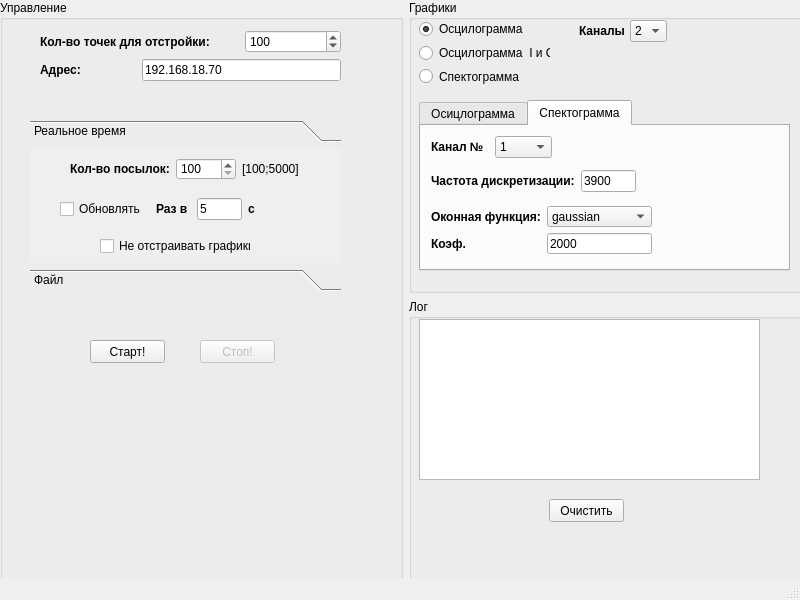
Qt form mw.ui (lolizz00/ETH_IQ) before a commit.
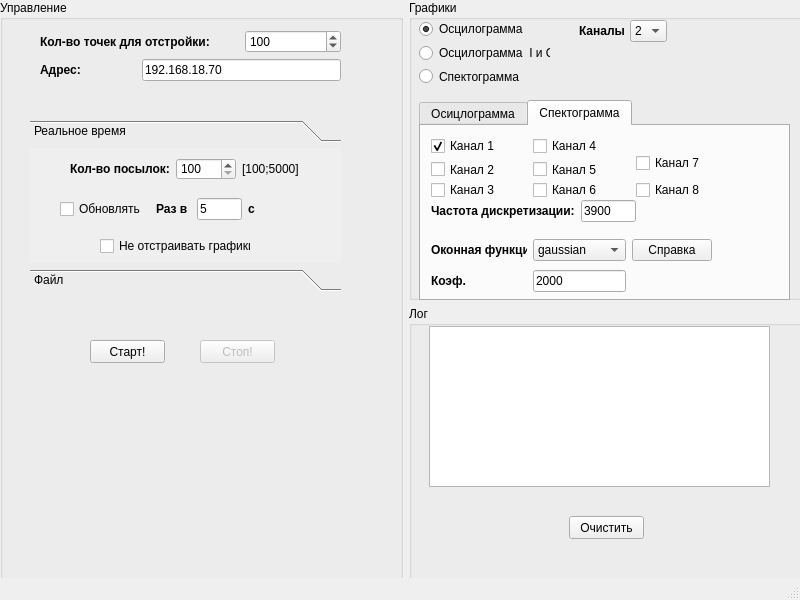
The same form after that commit. The open tabs and pages were chosen to show the change.

Commit message: comment && spec && dll switch

Patch:
```diff
--- a/mw.ui
+++ b/mw.ui
@@ -359,8 +359,8 @@
        <widget class="QPushButton" name="clearLogPushButton">
         <property name="geometry">
          <rect>
-          <x>140</x>
-          <y>200</y>
+          <x>160</x>
+          <y>210</y>
           <width>75</width>
           <height>23</height>
          </rect>
@@ -372,7 +372,7 @@
        <widget class="QTextEdit" name="logTextEdit">
         <property name="geometry">
          <rect>
-          <x>10</x>
+          <x>20</x>
           <y>20</y>
           <width>341</width>
           <height>161</height>
@@ -386,6 +386,12 @@
      </item>
      <item row="0" column="1">
       <widget class="QGroupBox" name="groupBox_3">
+       <property name="minimumSize">
+        <size>
+         <width>0</width>
+         <height>300</height>
+        </size>
+       </property>
        <property name="title">
         <string>Графики</string>
        </property>
@@ -431,7 +437,7 @@
           <x>10</x>
           <y>100</y>
           <width>371</width>
-          <height>171</height>
+          <height>201</height>
          </rect>
         </property>
         <property name="currentIndex">
@@ -574,76 +580,7 @@
           <property name="geometry">
            <rect>
             <x>10</x>
-            <y>10</y>
-            <width>121</width>
-            <height>22</height>
-           </rect>
-          </property>
-          <layout class="QHBoxLayout" name="horizontalLayout_5">
-           <item>
-            <widget class="QLabel" name="label_9">
-             <property name="font">
-              <font>
-               <weight>75</weight>
-               <bold>true</bold>
-              </font>
-             </property>
-             <property name="text">
-              <string>Канал №</string>
-             </property>
-            </widget>
-           </item>
-           <item>
-            <widget class="QComboBox" name="specChanComboBox">
-             <item>
-              <property name="text">
-               <string>1</string>
-              </property>
-             </item>
-             <item>
-              <property name="text">
-               <string>2</string>
-              </property>
-             </item>
-             <item>
-              <property name="text">
-               <string>3</string>
-              </property>
-             </item>
-             <item>
-              <property name="text">
-               <string>4</string>
-              </property>
-             </item>
-             <item>
-              <property name="text">
-               <string>5</string>
-              </property>
-             </item>
-             <item>
-              <property name="text">
-               <string>6</string>
-              </property>
-             </item>
-             <item>
-              <property name="text">
-               <string>7</string>
-              </property>
-             </item>
-             <item>
-              <property name="text">
-               <string>8</string>
-              </property>
-             </item>
-            </widget>
-           </item>
-          </layout>
-         </widget>
-         <widget class="QWidget" name="layoutWidget">
-          <property name="geometry">
-           <rect>
-            <x>10</x>
-            <y>40</y>
+            <y>70</y>
             <width>205</width>
             <height>31</height>
            </rect>
@@ -675,9 +612,9 @@
           <property name="geometry">
            <rect>
             <x>10</x>
-            <y>80</y>
-            <width>221</width>
-            <height>48</height>
+            <y>110</y>
+            <width>281</width>
+            <height>61</height>
            </rect>
           </property>
           <layout class="QGridLayout" name="gridLayout_3">
@@ -741,6 +678,105 @@
                <string>exponential</string>
               </property>
              </item>
+            </widget>
+           </item>
+           <item row="0" column="3">
+            <widget class="QPushButton" name="windHelpPushButton">
+             <property name="text">
+              <string>Справка</string>
+             </property>
+            </widget>
+           </item>
+          </layout>
+         </widget>
+         <widget class="QWidget" name="">
+          <property name="geometry">
+           <rect>
+            <x>10</x>
+            <y>10</y>
+            <width>301</width>
+            <height>61</height>
+           </rect>
+          </property>
+          <layout class="QGridLayout" name="gridLayout_7">
+           <item row="0" column="0" rowspan="2">
+            <widget class="QCheckBox" name="specChan1checkBox">
+             <property name="text">
+              <string>Канал 1</string>
+             </property>
+             <property name="checked">
+              <bool>true</bool>
+             </property>
+            </widget>
+           </item>
+           <item row="0" column="1" rowspan="2" colspan="2">
+            <widget class="QCheckBox" name="specChan4checkBox">
+             <property name="text">
+              <string>Канал 4</string>
+             </property>
+             <property name="checked">
+              <bool>false</bool>
+             </property>
+            </widget>
+           </item>
+           <item row="1" column="2" rowspan="2">
+            <widget class="QCheckBox" name="specChan7checkBox">
+             <property name="text">
+              <string>Канал 7</string>
+             </property>
+             <property name="checked">
+              <bool>false</bool>
+             </property>
+            </widget>
+           </item>
+           <item row="2" column="0">
+            <widget class="QCheckBox" name="specChan2checkBox">
+             <property name="text">
+              <string>Канал 2</string>
+             </property>
+             <property name="checked">
+              <bool>false</bool>
+             </property>
+            </widget>
+           </item>
+           <item row="2" column="1">
+            <widget class="QCheckBox" name="specChan5checkBox">
+             <property name="text">
+              <string>Канал 5</string>
+             </property>
+             <property name="checked">
+              <bool>false</bool>
+             </property>
+            </widget>
+           </item>
+           <item row="3" column="0">
+            <widget class="QCheckBox" name="specChan3checkBox">
+             <property name="text">
+              <string>Канал 3</string>
+             </property>
+             <property name="checked">
+              <bool>false</bool>
+             </property>
+            </widget>
+           </item>
+           <item row="3" column="1">
+            <widget class="QCheckBox" name="specChan6checkBox">
+             <property name="text">
+              <string>Канал 6</string>
+             </property>
+             <property name="checked">
+              <bool>false</bool>
+             </property>
+            </widget>
+           </item>
+           <item row="3" column="2">
+            <widget class="QCheckBox" name="specChan8checkBox">
+             <property name="text">
+              <string>Канал 8</string>
+             </property>
+             <property name="checked">
+              <bool>false</bool>
+             </property>
             </widget>
            </item>
           </layout>
```
Left out of the diff: 4 changed lines with no effect on the pictures. The commit also changes 26 other files.
